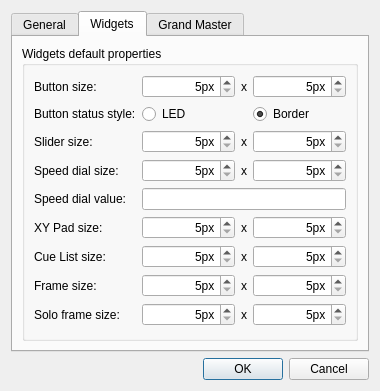
First picture: the form in ui/src/vcproperties.ui, repository mcallegari/qlcplus, before the edit.
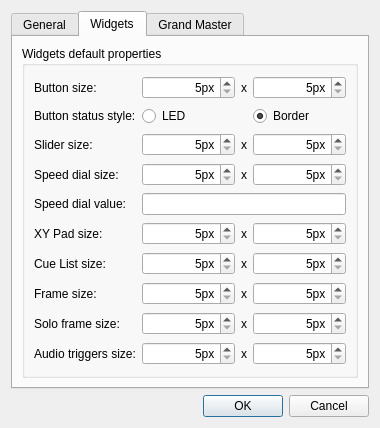
Second picture: the form after the edit. The open tabs and pages were chosen to show the change.

Commit message:
Added audio triggers size property to VC config panel
Bump to version 4.5.0 !

Patch:
```diff
--- a/ui/src/vcproperties.ui
+++ b/ui/src/vcproperties.ui
@@ -7,7 +7,7 @@
     <x>0</x>
     <y>0</y>
     <width>380</width>
-    <height>391</height>
+    <height>428</height>
    </rect>
   </property>
   <property name="windowTitle">
@@ -527,6 +527,52 @@
             </property>
            </widget>
           </item>
+          <item row="9" column="0">
+           <widget class="QLabel" name="label_20">
+            <property name="text">
+             <string>Audio triggers size:</string>
+            </property>
+           </widget>
+          </item>
+          <item row="9" column="1">
+           <widget class="QSpinBox" name="m_audioWspin">
+            <property name="alignment">
+             <set>Qt::AlignRight|Qt::AlignTrailing|Qt::AlignVCenter</set>
+            </property>
+            <property name="suffix">
+             <string>px</string>
+            </property>
+            <property name="minimum">
+             <number>5</number>
+            </property>
+            <property name="maximum">
+             <number>1000</number>
+            </property>
+           </widget>
+          </item>
+          <item row="9" column="2">
+           <widget class="QLabel" name="label_21">
+            <property name="text">
+             <string>x</string>
+            </property>
+           </widget>
+          </item>
+          <item row="9" column="3">
+           <widget class="QSpinBox" name="m_audioHspin">
+            <property name="alignment">
+             <set>Qt::AlignRight|Qt::AlignTrailing|Qt::AlignVCenter</set>
+            </property>
+            <property name="suffix">
+             <string>px</string>
+            </property>
+            <property name="minimum">
+             <number>5</number>
+            </property>
+            <property name="maximum">
+             <number>1000</number>
+            </property>
+           </widget>
+          </item>
          </layout>
         </widget>
        </item>
```
Left out of the diff: 84 changed lines with no effect on the pictures. The commit also changes 5 other files.
